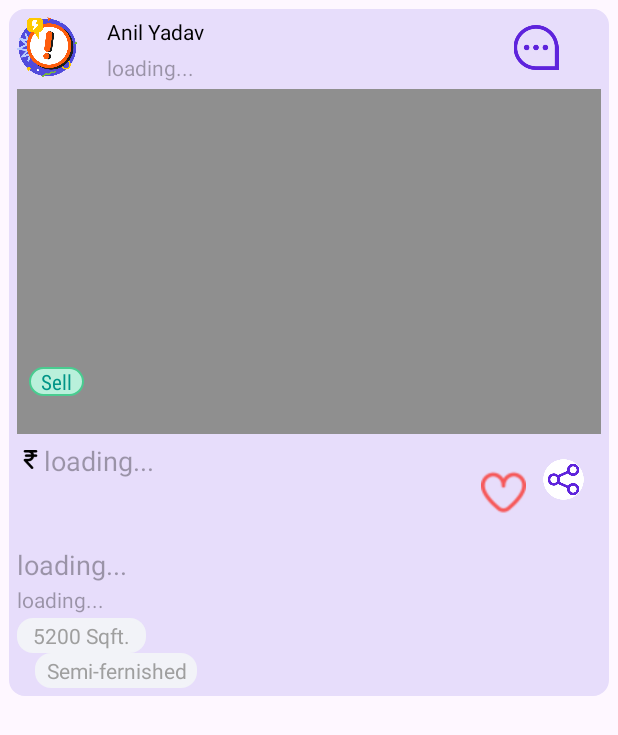
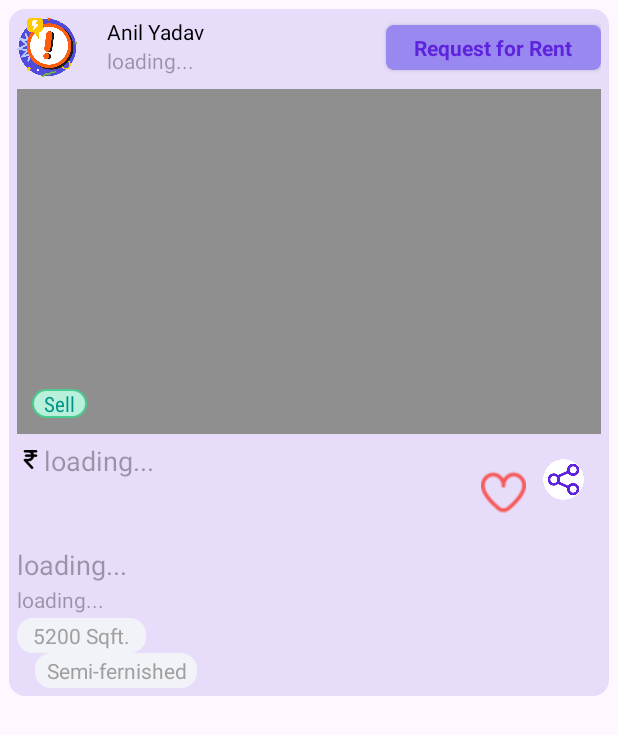
Before and after one commit to anil-s-yadav/Home-Rental, an Android app: the layout one_post_home_rv.xml on its own in the app's theme, with its tools: preview values and no code run, on a phone screen of 412 x 824 dp. Shown: the top 735 px of the screen. Run offline under Robolectric (Android 15) with nearby library versions, the phone set to English and light mode, and no system bars.

Commit message:
lab6 pc 34 2nd commit

```diff
--- a/app/src/main/res/layout/one_post_home_rv.xml
+++ b/app/src/main/res/layout/one_post_home_rv.xml
@@ -39,8 +39,7 @@
                     <TextView
                         android:id="@+id/post_seller_name"
                         android:layout_width="wrap_content"
-                        android:layout_height="match_parent"
-                        android:layout_weight="3"
+                        android:layout_height="wrap_content"
                         android:textColor="@color/black"
                         android:text="Anil Yadav"
                         android:paddingStart="8dp"
@@ -49,20 +48,28 @@
                     <TextView
                         android:id="@+id/post_seller_type"
                         android:layout_width="match_parent"
-                        android:layout_height="match_parent"
-                        android:layout_weight="3"
+                        android:layout_height="wrap_content"
                         android:layout_marginStart="8dp"
                         android:textColor="@color/DarkBlue400"
                         android:hint="@string/loading"/>
                 </LinearLayout>
 
-                <ImageView
+                <androidx.cardview.widget.CardView
                     android:id="@+id/post_chat"
-                    android:layout_width="30dp"
+                    android:layout_width="wrap_content"
                     android:layout_height="30dp"
                     android:layout_marginTop="5dp"
                     android:layout_weight="1"
-                    android:src="@drawable/comment_dots" />
+                    android:backgroundTint="@color/DarkBlue200"
+                    app:cardCornerRadius="5dp">
+                    <TextView
+                        android:layout_width="wrap_content"
+                        android:layout_height="wrap_content"
+                        android:layout_gravity="center"
+                        android:textColor="@color/DarkBlue500"
+                        android:textStyle="bold"
+                        android:text="Request for Rent"/>
+                </androidx.cardview.widget.CardView>
 
             </LinearLayout>
 
@@ -158,16 +165,16 @@
         android:id="@+id/post_sell_rent"
         android:layout_width="wrap_content"
         android:layout_height="wrap_content"
-            android:layout_marginStart="8dp"
-            android:layout_marginTop="38dp"
+        android:layout_marginStart="10dp"
+        android:layout_marginBottom="180dp"
         android:layout_weight="1"
-            android:text="Sell"
+        android:background="@drawable/green_bg_text"
+        android:fontFamily="sans-serif-condensed"
         android:paddingStart="8dp"
         android:paddingEnd="8dp"
+        android:text="Sell"
         android:textColor="@color/Green300"
-            android:background="@drawable/green_bg_text"
-            android:fontFamily="sans-serif-condensed"
         app:layout_constraintBottom_toBottomOf="parent"
-            app:layout_constraintStart_toStartOf="@+id/linearLayout"
-            app:layout_constraintTop_toTopOf="@+id/linearLayout" />
+        app:layout_constraintStart_toStartOf="@+id/linearLayout" />
+
 </androidx.constraintlayout.widget.ConstraintLayout>
```
Lines whose indentation alone changed are shown as unchanged.
